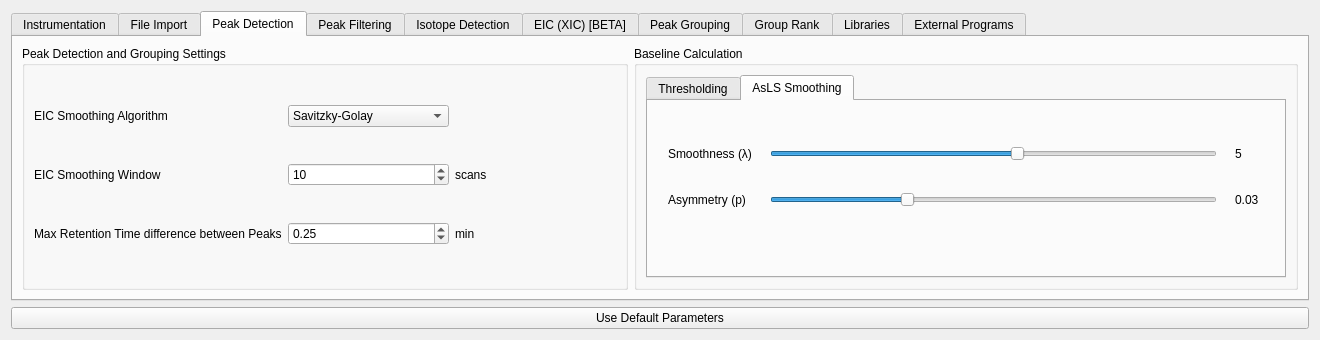
First picture: the form in src/gui/mzroll/forms/settingsform.ui, repository ElucidataInc/ElMaven, before the edit.
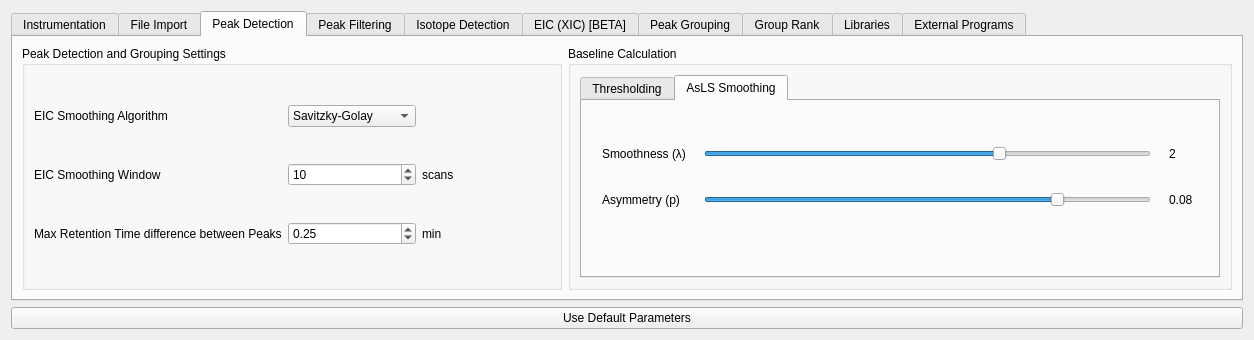
Second picture: the form after the edit. The open tabs and pages were chosen to show the change. Icons and pictures are not drawn.

Diff of the .ui file:
```diff
--- a/src/gui/mzroll/forms/settingsform.ui
+++ b/src/gui/mzroll/forms/settingsform.ui
@@ -6,7 +6,7 @@
    <rect>
     <x>0</x>
     <y>0</y>
-    <width>1320</width>
+    <width>1254</width>
     <height>340</height>
    </rect>
   </property>
@@ -606,7 +606,7 @@
                   <string>&lt;html&gt;&lt;head/&gt;&lt;body&gt;&lt;p&gt;Asymmetry (&lt;span style=&quot; font-weight:600;&quot;&gt;p&lt;/span&gt;) for position bias of the baseline. The value of &lt;span style=&quot; font-weight:600;&quot;&gt;p&lt;/span&gt; needs to be in the range (0.00 ≤ &lt;span style=&quot; font-weight:600;&quot;&gt;p&lt;/span&gt; ≤ 0.1) to perform well on positive peak chromatograms.&lt;/p&gt;&lt;/body&gt;&lt;/html&gt;</string>
                  </property>
                  <property name="text">
-                  <string>0.03</string>
+                  <string>0.08</string>
                  </property>
                 </widget>
                </item>
@@ -616,20 +616,20 @@
                   <string>&lt;html&gt;&lt;head/&gt;&lt;body&gt;&lt;p&gt;Smoothness (&lt;span style=&quot; font-weight:600;&quot;&gt;λ&lt;/span&gt;) for flexibility of the baseline. This value is represented as a linear scale for log of &lt;span style=&quot; font-weight:600;&quot;&gt;λ&lt;/span&gt;.&lt;/p&gt;&lt;/body&gt;&lt;/html&gt;</string>
                  </property>
                  <property name="text">
-                  <string>5</string>
+                  <string>2</string>
                  </property>
                 </widget>
                </item>
                <item row="0" column="1">
                 <widget class="QSlider" name="smoothnessSlider">
                  <property name="maximum">
-                  <number>9</number>
+                  <number>3</number>
                  </property>
                  <property name="pageStep">
                   <number>1</number>
                  </property>
                  <property name="value">
-                  <number>5</number>
+                  <number>2</number>
                  </property>
                  <property name="orientation">
                   <enum>Qt::Horizontal</enum>
@@ -645,7 +645,7 @@
                   <number>1</number>
                  </property>
                  <property name="value">
-                  <number>3</number>
+                  <number>8</number>
                  </property>
                  <property name="orientation">
                   <enum>Qt::Horizontal</enum>
```
Left out of the diff: 4 changed lines with no effect on the pictures.
